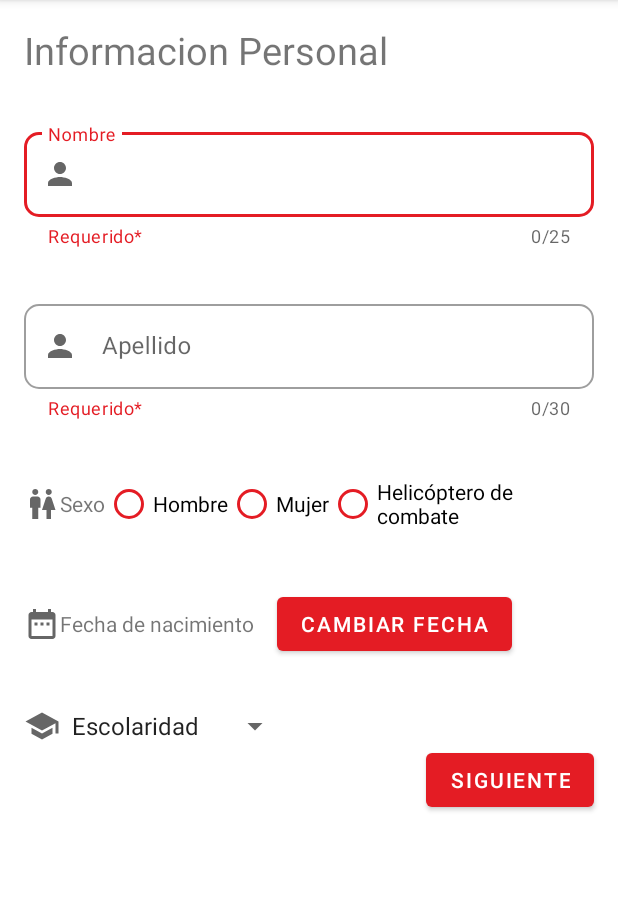
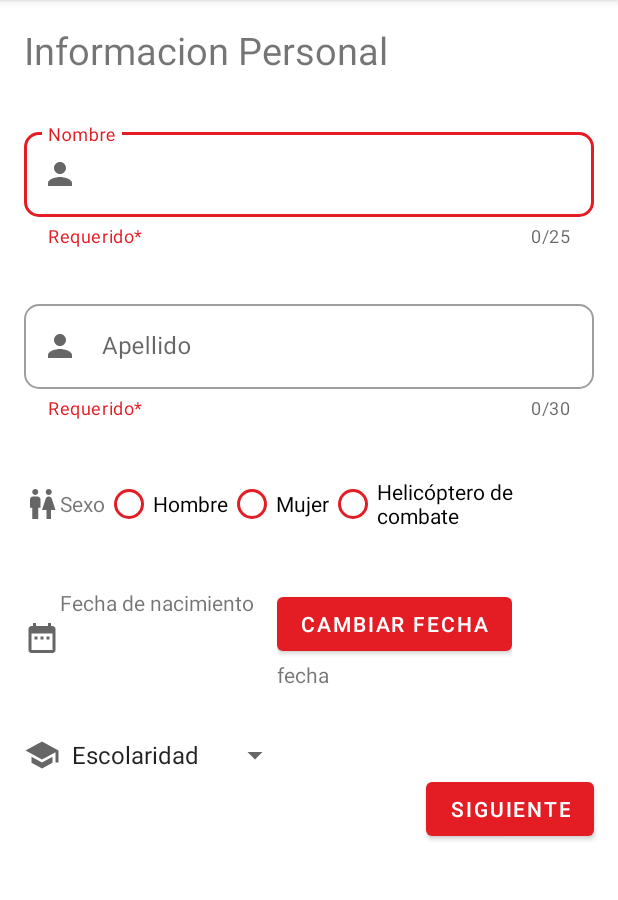
Before and after one commit to SotalvaroO/LabsCM20211-Gr07, an Android app: the PersonalDataActivity screen opened directly, with no data from a screen before it, on a phone screen of 412 x 824 dp, the part 84-984 px from its top. Run offline under Robolectric (Android 15) with nearby library versions, the phone set to English and light mode, and no system bars.

Commit message:
Vista de PersonalDataActivity.java con la lógica hasta la parte del datepicker

```diff
--- a/Lab1-UI/src/main/java/co/edu/udea/compumovil/gr07_20211/lab1/PersonalDataActivity.java
+++ b/Lab1-UI/src/main/java/co/edu/udea/compumovil/gr07_20211/lab1/PersonalDataActivity.java
@@ -1,20 +1,56 @@
 package co.edu.udea.compumovil.gr07_20211.lab1;
 
+import androidx.annotation.RequiresApi;
 import androidx.appcompat.app.AppCompatActivity;
+
+import android.app.DatePickerDialog;
 import android.content.Intent;
+import android.graphics.Color;
+import android.graphics.drawable.ColorDrawable;
+import android.os.Build;
 import android.os.Bundle;
 import android.view.View;
 import android.widget.Button;
+import android.widget.DatePicker;
+import android.widget.RadioButton;
+import android.widget.RadioGroup;
+import android.widget.TextView;
+
+import com.google.android.material.textfield.TextInputEditText;
+
+import java.util.Calendar;
 
 public class PersonalDataActivity extends AppCompatActivity {
 
     Button btnSiguiente;
+    Button btnSelectDate;
+    DatePickerDialog datePickerDialog;
+
+    TextView dateTextView;
+    TextInputEditText nameEditText;
+    TextInputEditText lastNameEditText;
+    RadioGroup genderRadioGroup;
 
     @Override
     protected void onCreate(Bundle savedInstanceState) {
         super.onCreate(savedInstanceState);
         setContentView(R.layout.activity_personal_data);
-        btnSiguiente = (Button) findViewById(R.id.btnSiguiente);
+
+        nameEditText = findViewById(R.id.nameEditTextt);
+        lastNameEditText = findViewById(R.id.lastNameEditText);
+        genderRadioGroup = findViewById(R.id.genderRadioGroup);
+        btnSiguiente = findViewById(R.id.btnSiguiente);
+        btnSelectDate = findViewById(R.id.datePickerButton);
+        dateTextView = findViewById(R.id.selectedDateTextView);
+
+        btnSelectDate.setOnClickListener(new View.OnClickListener() {
+            @RequiresApi(api = Build.VERSION_CODES.N)
+            @Override
+            public void onClick(View v) {
+                createDatePicker(v);
+            }
+        });
+
         btnSiguiente.setOnClickListener(new View.OnClickListener() {
             @Override
             public void onClick(View v) {
@@ -24,6 +60,36 @@ public class PersonalDataActivity extends AppCompatActivity {
 
     }
 
+
+    public void createDatePicker(View view) {
+        Calendar calendar = Calendar.getInstance();
+        int year = calendar.get(Calendar.YEAR);
+        int month = calendar.get(Calendar.MONTH);
+        int dayOfMonth = calendar.get(Calendar.DAY_OF_MONTH);
+
+        datePickerDialog = new DatePickerDialog(PersonalDataActivity.this,
+                new DatePickerDialog.OnDateSetListener() {
+                    @Override
+                    public void onDateSet(DatePicker view, int year, int month, int day) {
+                        dateTextView.setText(day + "/" + month + "/" + year);
+                    }
+                }, 1, 1, 1);
+        datePickerDialog.show();
+    }
+
+    public String getGender(View view) {
+        if (genderRadioGroup.getCheckedRadioButtonId() == R.id.maleRadioButton) {
+            return "Male";
+        }
+        if (genderRadioGroup.getCheckedRadioButtonId() == R.id.femaleRadioButton) {
+            return "Female";
+        }
+        if (genderRadioGroup.getCheckedRadioButtonId() == R.id.maleRadioButton) {
+            return "Combat Chopper";
+        }
+        return "Non selected";
+    }
+
     private void contactDataActivity() {
         Intent startActivity = new Intent(PersonalDataActivity.this, ContactDataActivity.class);
         startActivity(startActivity);
--- a/Lab1-UI/src/main/res/layout/activity_personal_data.xml
+++ b/Lab1-UI/src/main/res/layout/activity_personal_data.xml
@@ -42,6 +42,7 @@
         tools:layout_editor_absoluteX="16dp">
 
         <com.google.android.material.textfield.TextInputEditText
+            android:id="@+id/nameEditTextt"
             android:layout_width="match_parent"
             android:layout_height="wrap_content"
             android:importantForAutofill="no"
@@ -73,6 +74,7 @@
         app:startIconDrawable="@drawable/ic_person_24">
 
         <com.google.android.material.textfield.TextInputEditText
+            android:id="@+id/lastNameEditText"
             android:layout_width="match_parent"
             android:layout_height="wrap_content"
             android:importantForAutofill="no"
@@ -106,24 +108,28 @@
             android:text="@string/gender" />
 
         <RadioGroup
+            android:id="@+id/genderRadioGroup"
             android:layout_width="wrap_content"
             android:layout_height="wrap_content"
             android:gravity="center"
             android:orientation="horizontal">
 
             <RadioButton
+                android:id="@+id/maleRadioButton"
                 android:layout_width="wrap_content"
                 android:layout_height="wrap_content"
                 android:buttonTint="@color/primary_app_color"
                 android:text="@string/male" />
 
             <RadioButton
+                android:id="@+id/femaleRadioButton"
                 android:layout_width="wrap_content"
                 android:layout_height="wrap_content"
                 android:buttonTint="@color/primary_app_color"
                 android:text="@string/female" />
 
             <RadioButton
+                android:id="@+id/combatChopperRadioButton"
                 android:layout_width="wrap_content"
                 android:layout_height="wrap_content"
                 android:buttonTint="@color/primary_app_color"
@@ -155,11 +161,24 @@
             android:layout_marginRight="15dp"
             android:text="@string/birthdate" />
 
-        <Button
-            android:id="@+id/datePickerButton"
+        <LinearLayout
             android:layout_width="wrap_content"
             android:layout_height="wrap_content"
-            android:text="@string/change_date" />
+            android:orientation="vertical">
+
+            <Button
+                android:id="@+id/datePickerButton"
+                android:layout_width="wrap_content"
+                android:layout_height="wrap_content"
+                android:text="@string/change_date" />
+
+            <TextView
+                android:id="@+id/selectedDateTextView"
+                android:layout_width="wrap_content"
+                android:text="fecha"
+                android:layout_height="wrap_content"/>
+
+        </LinearLayout>
 
     </LinearLayout>
 
--- a/Lab1-UI/src/main/res/values/colors.xml
+++ b/Lab1-UI/src/main/res/values/colors.xml
@@ -8,6 +8,6 @@
     <color name="black">#FF000000</color>
     <color name="white">#FFFFFFFF</color>
     <color name="primary_app_color">#E41C24</color>
-    <color name="secondary_app_color">#FFFFFF</color>
+    <color name="secondary_app_color">#939393</color>
 
 </resources>
```
